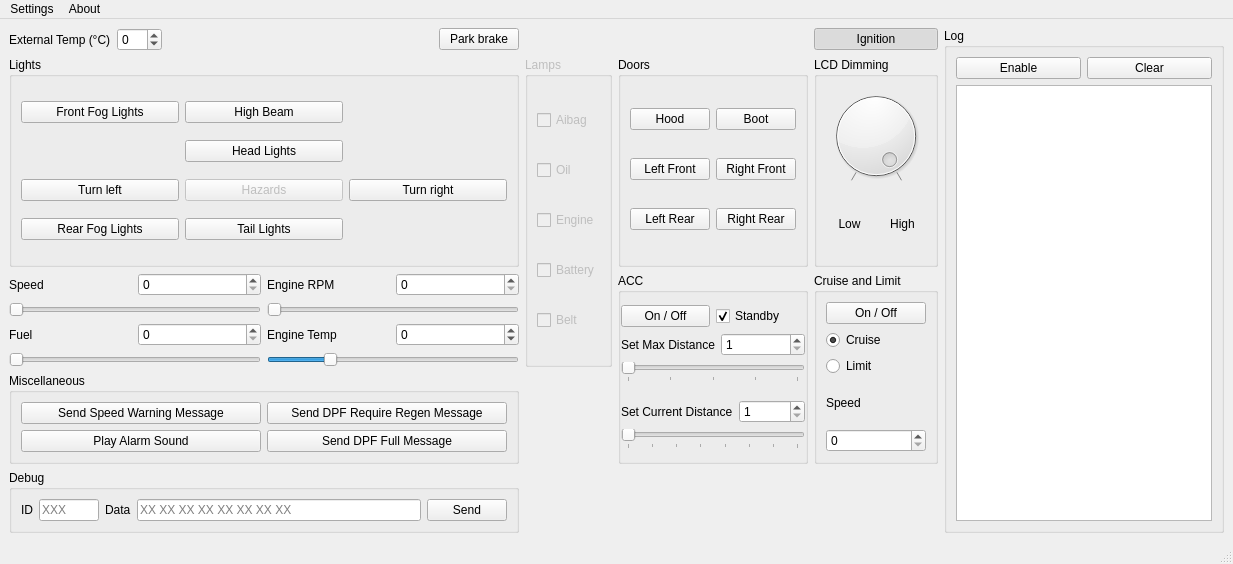
Qt form formcar.ui (bigunclemax/FocusIPCCtrl) before a commit.
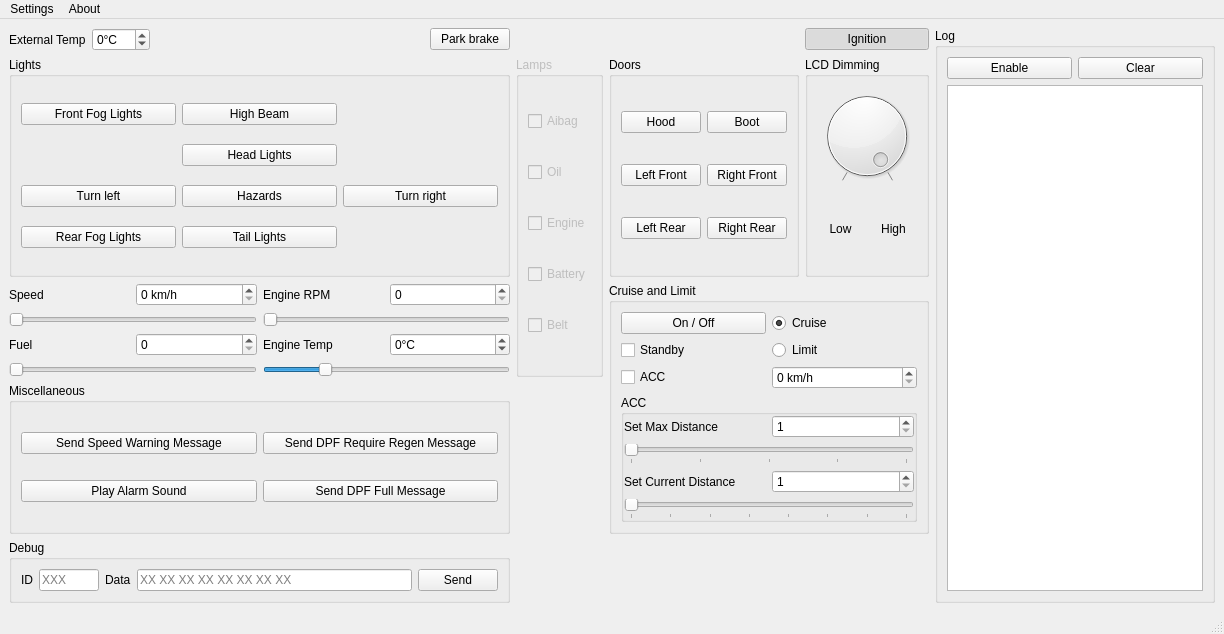
The same form after that commit.

Commit message: [add] hazards and speed limit

Patch:
```diff
--- a/formcar.ui
+++ b/formcar.ui
@@ -6,8 +6,8 @@
    <rect>
     <x>0</x>
     <y>0</y>
-    <width>1233</width>
-    <height>564</height>
+    <width>1224</width>
+    <height>634</height>
    </rect>
   </property>
   <widget class="QWidget" name="centralwidget">
@@ -30,199 +30,6 @@
     <property name="bottomMargin">
      <number>9</number>
     </property>
-    <item row="2" column="4" rowspan="3">
-     <widget class="QGroupBox" name="accBox">
-      <property name="title">
-       <string>ACC</string>
-      </property>
-      <layout class="QVBoxLayout" name="accLayout">
-       <property name="spacing">
-        <number>6</number>
-       </property>
-       <property name="leftMargin">
-        <number>0</number>
-       </property>
-       <property name="topMargin">
-        <number>0</number>
-       </property>
-       <property name="rightMargin">
-        <number>0</number>
-       </property>
-       <property name="bottomMargin">
-        <number>0</number>
-       </property>
-       <item>
-        <layout class="QVBoxLayout" name="accMaxDistanceVLayout">
-         <item>
-          <layout class="QHBoxLayout" name="accOnStandbyLayout">
-           <item>
-            <widget class="QPushButton" name="pushButton_accStatus">
-             <property name="text">
-              <string>On / Off</string>
-             </property>
-             <property name="checkable">
-              <bool>true</bool>
-             </property>
-             <property name="checked">
-              <bool>false</bool>
-             </property>
-            </widget>
-           </item>
-           <item>
-            <widget class="QCheckBox" name="checkBox_accStandby">
-             <property name="enabled">
-              <bool>true</bool>
-             </property>
-             <property name="text">
-              <string>Standby</string>
-             </property>
-             <property name="checked">
-              <bool>true</bool>
-             </property>
-            </widget>
-           </item>
-          </layout>
-         </item>
-         <item>
-          <layout class="QHBoxLayout" name="accMaxDistanceLayout">
-           <item>
-            <widget class="QLabel" name="accMaxDistanceLabel">
-             <property name="text">
-              <string>Set Max Distance</string>
-             </property>
-            </widget>
-           </item>
-           <item>
-            <widget class="QSpinBox" name="spinBox_accSetDistance">
-             <property name="enabled">
-              <bool>true</bool>
-             </property>
-             <property name="minimum">
-              <number>1</number>
-             </property>
-             <property name="maximum">
-              <number>5</number>
-             </property>
-            </widget>
-           </item>
-          </layout>
-         </item>
-         <item>
-          <widget class="QSlider" name="horizontalSlider_accSetDistance">
-           <property name="sizePolicy">
-            <sizepolicy hsizetype="Expanding" vsizetype="Fixed">
-             <horstretch>0</horstretch>
-             <verstretch>0</verstretch>
-            </sizepolicy>
-           </property>
-           <property name="minimumSize">
-            <size>
-             <width>0</width>
-             <height>0</height>
-            </size>
-           </property>
-           <property name="maximumSize">
-            <size>
-             <width>16777215</width>
-             <height>16777215</height>
-            </size>
-           </property>
-           <property name="whatsThis">
-            <string/>
-           </property>
-           <property name="accessibleDescription">
-            <string/>
-           </property>
-           <property name="minimum">
-            <number>1</number>
-           </property>
-           <property name="maximum">
-            <number>5</number>
-           </property>
-           <property name="pageStep">
-            <number>1</number>
-           </property>
-           <property name="value">
-            <number>1</number>
-           </property>
-           <property name="sliderPosition">
-            <number>1</number>
-           </property>
-           <property name="orientation">
-            <enum>Qt::Horizontal</enum>
-           </property>
-           <property name="tickPosition">
-            <enum>QSlider::TicksBelow</enum>
-           </property>
-           <property name="tickInterval">
-            <number>1</number>
-           </property>
-          </widget>
-         </item>
-        </layout>
-       </item>
-       <item>
-        <layout class="QVBoxLayout" name="accCurrentDistanceVLayout">
-         <item>
-          <layout class="QHBoxLayout" name="accCurrentDistanceLayout">
-           <item>
-            <widget class="QLabel" name="accCurrentDistanceLabel">
-             <property name="enabled">
-              <bool>true</bool>
-             </property>
-             <property name="text">
-              <string>Set Current Distance</string>
-             </property>
-            </widget>
-           </item>
-           <item>
-            <widget class="QSpinBox" name="spinBox_accSimulateDistance">
-             <property name="enabled">
-              <bool>true</bool>
-             </property>
-             <property name="minimum">
-              <number>1</number>
-             </property>
-             <property name="maximum">
-              <number>8</number>
-             </property>
-            </widget>
-           </item>
-          </layout>
-         </item>
-         <item>
-          <widget class="QSlider" name="horizontalSlider_accSimulateDistance">
-           <property name="enabled">
-            <bool>true</bool>
-           </property>
-           <property name="minimum">
-            <number>1</number>
-           </property>
-           <property name="maximum">
-            <number>8</number>
-           </property>
-           <property name="pageStep">
-            <number>1</number>
-           </property>
-           <property name="sliderPosition">
-            <number>1</number>
-           </property>
-           <property name="orientation">
-            <enum>Qt::Horizontal</enum>
-           </property>
-           <property name="tickPosition">
-            <enum>QSlider::TicksBelow</enum>
-           </property>
-           <property name="tickInterval">
-            <number>1</number>
-           </property>
-          </widget>
-         </item>
-        </layout>
-       </item>
-      </layout>
-     </widget>
-    </item>
     <item row="1" column="3" rowspan="3">
      <widget class="QGroupBox" name="groupBox">
       <property name="enabled">
@@ -271,7 +78,7 @@
      </widget>
     </item>
     <item row="5" column="0" colspan="3">
-     <widget class="QGroupBox" name="groupBox_2">
+     <widget class="QGroupBox" name="groupBox_debug">
       <property name="title">
        <string>Debug</string>
       </property>
@@ -362,56 +169,6 @@
       </layout>
      </widget>
     </item>
-    <item row="2" column="5" rowspan="3">
-     <widget class="QGroupBox" name="cruiseBox">
-      <property name="title">
-       <string>Cruise and Limit</string>
-      </property>
-      <layout class="QVBoxLayout" name="verticalLayout">
-       <item>
-        <widget class="QPushButton" name="pushButton">
-         <property name="text">
-          <string>On / Off</string>
-         </property>
-         <property name="checkable">
-          <bool>true</bool>
-         </property>
-        </widget>
-       </item>
-       <item>
-        <widget class="QRadioButton" name="radioButton">
-         <property name="text">
-          <string>Cruise</string>
-         </property>
-         <property name="checked">
-          <bool>true</bool>
-         </property>
-        </widget>
-       </item>
-       <item>
-        <widget class="QRadioButton" name="radioButton_2">
-         <property name="text">
-          <string>Limit</string>
-         </property>
-        </widget>
-       </item>
-       <item>
-        <widget class="QLabel" name="label">
-         <property name="text">
-          <string>Speed</string>
-         </property>
-        </widget>
-       </item>
-       <item>
-        <widget class="QSpinBox" name="spinBox_cruise">
-         <property name="maximum">
-          <number>315</number>
-         </property>
-        </widget>
-       </item>
-      </layout>
-     </widget>
-    </item>
     <item row="0" column="5">
      <layout class="QHBoxLayout" name="ignitionBox">
       <item>
@@ -446,7 +203,7 @@
          </size>
         </property>
         <property name="text">
-         <string>External Temp (°C)</string>
+         <string>External Temp</string>
         </property>
        </widget>
       </item>
@@ -460,7 +217,7 @@
         </property>
         <property name="maximumSize">
          <size>
-          <width>45</width>
+          <width>16777215</width>
           <height>16777215</height>
          </size>
         </property>
@@ -479,6 +236,9 @@
         <property name="showGroupSeparator" stdset="0">
          <bool>true</bool>
         </property>
+        <property name="suffix">
+         <string>°C</string>
+        </property>
         <property name="minimum">
          <number>-40</number>
         </property>
@@ -562,6 +322,9 @@
           </item>
           <item>
            <widget class="QSpinBox" name="spinBox_Temp">
+            <property name="suffix">
+             <string>°C</string>
+            </property>
             <property name="minimum">
              <number>-60</number>
             </property>
@@ -716,6 +479,52 @@
       </layout>
      </widget>
     </item>
+    <item row="0" column="6" rowspan="6">
+     <widget class="QGroupBox" name="groupBox_log">
+      <property name="title">
+       <string>Log</string>
+      </property>
+      <layout class="QVBoxLayout" name="verticalLayout_3">
+       <item>
+        <layout class="QHBoxLayout" name="horizontalLayout_3">
+         <item>
+          <widget class="QPushButton" name="pushButton_logEnable">
+           <property name="text">
+            <string>Enable</string>
+           </property>
+           <property name="checkable">
+            <bool>true</bool>
+           </property>
+          </widget>
+         </item>
+         <item>
+          <widget class="QPushButton" name="pushButton_logClear">
+           <property name="enabled">
+            <bool>true</bool>
+           </property>
+           <property name="text">
+            <string>Clear</string>
+           </property>
+          </widget>
+         </item>
+        </layout>
+       </item>
+       <item>
+        <widget class="QPlainTextEdit" name="plainTextEdit_log">
+         <property name="enabled">
+          <bool>true</bool>
+         </property>
+         <property name="lineWrapMode">
+          <enum>QPlainTextEdit::NoWrap</enum>
+         </property>
+         <property name="readOnly">
+          <bool>true</bool>
+         </property>
+        </widget>
+       </item>
+      </layout>
+     </widget>
+    </item>
     <item row="2" column="0" colspan="3">
      <layout class="QHBoxLayout" name="speedRPMBox">
       <item>
@@ -731,6 +540,9 @@
           </item>
           <item>
            <widget class="QSpinBox" name="spinBox_Speed">
+            <property name="suffix">
+             <string> km/h</string>
+            </property>
             <property name="maximum">
              <number>315</number>
             </property>
@@ -921,9 +733,9 @@
         </widget>
        </item>
        <item row="5" column="1">
-        <widget class="QPushButton" name="pushButton_Hazard">
+        <widget class="QPushButton" name="pushButton_hazardLights">
          <property name="enabled">
-          <bool>false</bool>
+          <bool>true</bool>
          </property>
          <property name="text">
           <string>Hazards</string>
@@ -982,45 +794,231 @@
       </layout>
      </widget>
     </item>
-    <item row="0" column="6" rowspan="6">
-     <widget class="QGroupBox" name="groupBox_log">
+    <item row="2" column="4" rowspan="3" colspan="2">
+     <widget class="QGroupBox" name="cruiseBox">
       <property name="title">
-       <string>Log</string>
+       <string>Cruise and Limit</string>
       </property>
-      <layout class="QVBoxLayout" name="verticalLayout_3">
-       <item>
-        <layout class="QHBoxLayout" name="horizontalLayout_3">
-         <item>
-          <widget class="QPushButton" name="pushButton_logEnable">
-           <property name="text">
-            <string>Enable</string>
-           </property>
-           <property name="checkable">
-            <bool>true</bool>
-           </property>
-          </widget>
-         </item>
-         <item>
-          <widget class="QPushButton" name="pushButton_logClear">
-           <property name="enabled">
-            <bool>true</bool>
-           </property>
-           <property name="text">
-            <string>Clear</string>
-           </property>
-          </widget>
-         </item>
-        </layout>
+      <layout class="QGridLayout" name="gridLayout_5">
+       <item row="0" column="0">
+        <widget class="QPushButton" name="pushButton_cruiseEnable">
+         <property name="text">
+          <string>On / Off</string>
+         </property>
+         <property name="checkable">
+          <bool>true</bool>
+         </property>
+        </widget>
        </item>
-       <item>
-        <widget class="QPlainTextEdit" name="plainTextEdit_log">
+       <item row="3" column="1">
+        <widget class="QSpinBox" name="spinBox_cruiseSpeed">
+         <property name="suffix">
+          <string> km/h</string>
+         </property>
+         <property name="maximum">
+          <number>268</number>
+         </property>
+        </widget>
+       </item>
+       <item row="3" column="0">
+        <widget class="QCheckBox" name="checkBox_accStatus">
+         <property name="text">
+          <string>ACC</string>
+         </property>
+        </widget>
+       </item>
+       <item row="1" column="1">
+        <widget class="QRadioButton" name="radioButton_limit">
+         <property name="text">
+          <string>Limit</string>
+         </property>
+        </widget>
+       </item>
+       <item row="4" column="0" colspan="2">
+        <widget class="QGroupBox" name="accBox">
+         <property name="title">
+          <string>ACC</string>
+         </property>
+         <layout class="QVBoxLayout" name="accLayout">
+          <property name="spacing">
+           <number>6</number>
+          </property>
+          <property name="leftMargin">
+           <number>0</number>
+          </property>
+          <property name="topMargin">
+           <number>0</number>
+          </property>
+          <property name="rightMargin">
+           <number>0</number>
+          </property>
+          <property name="bottomMargin">
+           <number>0</number>
+          </property>
+          <item>
+           <layout class="QVBoxLayout" name="accMaxDistanceVLayout">
+            <item>
+             <layout class="QHBoxLayout" name="accOnStandbyLayout"/>
+            </item>
+            <item>
+             <layout class="QHBoxLayout" name="accMaxDistanceLayout">
+              <item>
+               <widget class="QLabel" name="accMaxDistanceLabel">
+                <property name="text">
+                 <string>Set Max Distance</string>
+                </property>
+               </widget>
+              </item>
+              <item>
+               <widget class="QSpinBox" name="spinBox_accSetDistance">
+                <property name="enabled">
+                 <bool>true</bool>
+                </property>
+                <property name="minimum">
+                 <number>1</number>
+                </property>
+                <property name="maximum">
+                 <number>5</number>
+                </property>
+               </widget>
+              </item>
+             </layout>
+            </item>
+            <item>
+             <widget class="QSlider" name="horizontalSlider_accSetDistance">
+              <property name="sizePolicy">
+               <sizepolicy hsizetype="Expanding" vsizetype="Fixed">
+                <horstretch>0</horstretch>
+                <verstretch>0</verstretch>
+               </sizepolicy>
+              </property>
+              <property name="minimumSize">
+               <size>
+                <width>0</width>
+                <height>0</height>
+               </size>
+              </property>
+              <property name="maximumSize">
+               <size>
+                <width>16777215</width>
+                <height>16777215</height>
+               </size>
+              </property>
+              <property name="whatsThis">
+               <string/>
+              </property>
+              <property name="accessibleDescription">
+               <string/>
+              </property>
+              <property name="minimum">
+               <number>1</number>
+              </property>
+              <property name="maximum">
+               <number>5</number>
+              </property>
+              <property name="pageStep">
+               <number>1</number>
+              </property>
+              <property name="value">
+               <number>1</number>
+              </property>
+              <property name="sliderPosition">
+               <number>1</number>
+              </property>
+              <property name="orientation">
+               <enum>Qt::Horizontal</enum>
+              </property>
+              <property name="tickPosition">
+               <enum>QSlider::TicksBelow</enum>
+              </property>
+              <property name="tickInterval">
+               <number>1</number>
+              </property>
+             </widget>
+            </item>
+           </layout>
+          </item>
+          <item>
+           <layout class="QVBoxLayout" name="accCurrentDistanceVLayout">
+            <item>
+             <layout class="QHBoxLayout" name="accCurrentDistanceLayout">
+              <item>
+               <widget class="QLabel" name="accCurrentDistanceLabel">
+                <property name="enabled">
+                 <bool>true</bool>
+                </property>
+                <property name="text">
+                 <string>Set Current Distance</string>
+                </property>
+               </widget>
+              </item>
+              <item>
+               <widget class="QSpinBox" name="spinBox_accSimulateDistance">
+                <property name="enabled">
+                 <bool>true</bool>
+                </property>
+                <property name="minimum">
+                 <number>1</number>
+                </property>
+                <property name="maximum">
+                 <number>8</number>
+                </property>
+               </widget>
+              </item>
+             </layout>
+            </item>
+            <item>
+             <widget class="QSlider" name="horizontalSlider_accSimulateDistance">
+              <property name="enabled">
+               <bool>true</bool>
+              </property>
+              <property name="minimum">
+               <number>1</number>
+              </property>
+              <property name="maximum">
+               <number>8</number>
+              </property>
+              <property name="pageStep">
+               <number>1</number>
+              </property>
+              <property name="sliderPosition">
+               <number>1</number>
+              </property>
+              <property name="orientation">
+               <enum>Qt::Horizontal</enum>
+              </property>
+              <property name="tickPosition">
+               <enum>QSlider::TicksBelow</enum>
+              </property>
+              <property name="tickInterval">
+               <number>1</number>
+              </property>
+             </widget>
+            </item>
+           </layout>
+          </item>
+         </layout>
+        </widget>
+       </item>
+       <item row="1" column="0">
+        <widget class="QCheckBox" name="checkBox_cruiseStandby">
          <property name="enabled">
           <bool>true</bool>
          </property>
-         <property name="lineWrapMode">
-          <enum>QPlainTextEdit::NoWrap</enum>
+         <property name="text">
+          <string>Standby</string>
          </property>
-         <property name="readOnly">
+         <property name="checked">
+          <bool>false</bool>
+         </property>
+        </widget>
+       </item>
+       <item row="0" column="1">
+        <widget class="QRadioButton" name="radioButton_cruise">
+         <property name="text">
+          <string>Cruise</string>
+         </property>
+         <property name="checked">
           <bool>true</bool>
          </property>
         </widget>
@@ -1035,7 +1033,7 @@
     <rect>
      <x>0</x>
      <y>0</y>
-     <width>1233</width>
+     <width>1224</width>
      <height>22</height>
     </rect>
    </property>
@@ -1044,6 +1042,7 @@
      <string>Settings</string>
     </property>
     <addaction name="actionShow_log"/>
+    <addaction name="actionShow_dbg"/>
    </widget>
    <widget class="QMenu" name="menuAbout">
     <property name="title">
@@ -1062,6 +1061,22 @@
     <string>Show log</string>
    </property>
   </action>
+  <action name="actionShow_debug">
+   <property name="checkable">
+    <bool>true</bool>
+   </property>
+   <property name="text">
+    <string>Show debug</string>
+   </property>
+  </action>
+  <action name="actionShow_dbg">
+   <property name="checkable">
+    <bool>true</bool>
+   </property>
+   <property name="text">
+    <string>Show debug</string>
+   </property>
+  </action>
  </widget>
  <resources/>
  <connections>
```
The commit also changes 3 other files.
